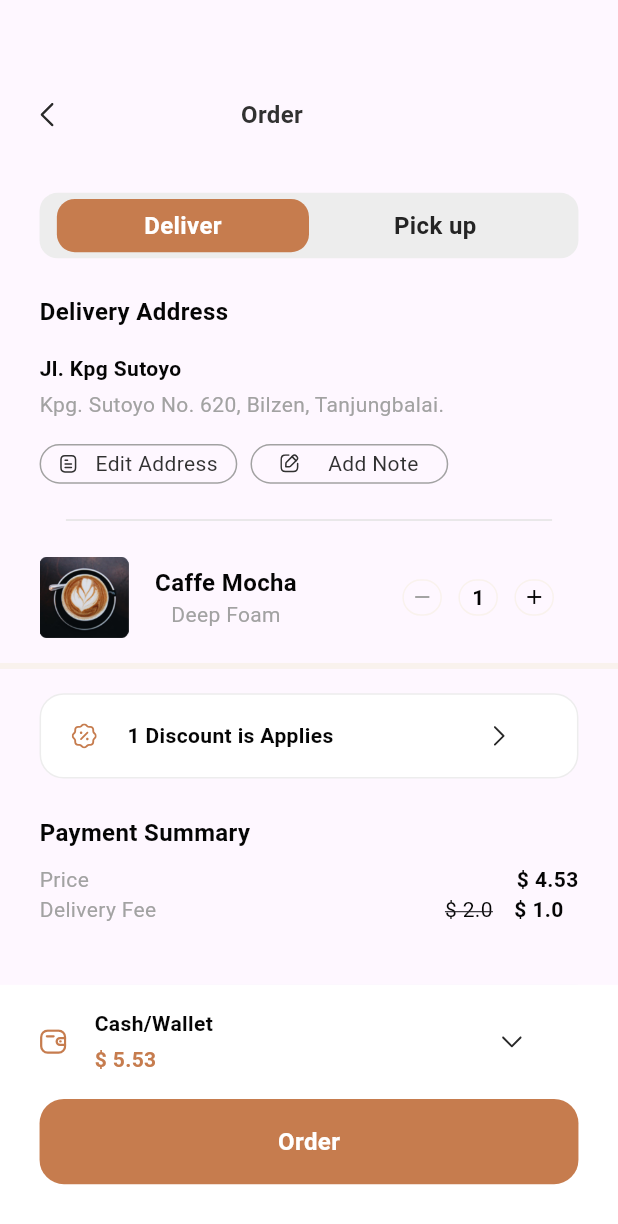
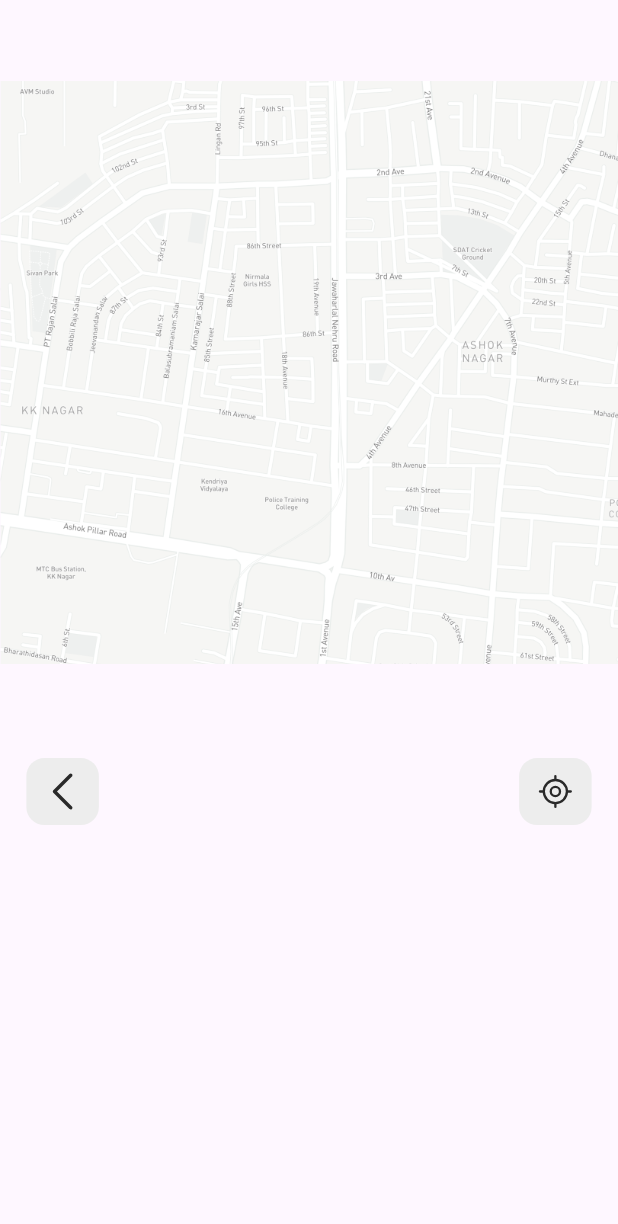
Before and after one commit to mahaabdulla/coffee_app, a Flutter app: the OrderBody screen opened directly, after a tap on "Order", on a phone screen of 412 x 824 dp. Shown: the top 1224 px of the screen. Run offline on Flutter 3.47's test engine with Material 3 defaults, Android fonts, the phone set to English and light mode, and no system bars; our stand-ins replace flutter_bloc, flutter_screenutil, flutter_svg.

Commit message:
add map model

```diff
--- a/lib/core/const/svg_images.dart
+++ b/lib/core/const/svg_images.dart
@@ -15,3 +15,4 @@ const String discountIconSvg = '${root}Discount.svg';
 const String righttIconSvg = '${root}Arrow - Right 2.svg';
 const String arrowDownIconSvg = '${root}Arrow - Down 2.svg';
 const String walletIconSvg = '${root}Wallet.svg';
+const String gpsIconSvg = '${root}gps.svg';
--- a/lib/core/routes/route.dart
+++ b/lib/core/routes/route.dart
@@ -1,6 +1,7 @@
 import 'package:coffee_app/core/routes/route_name.dart';
 import 'package:coffee_app/feature/pages/details/detail_page.dart';
 import 'package:coffee_app/feature/pages/home/home_page.dart';
+import 'package:coffee_app/feature/pages/map/map_page.dart';
 import 'package:coffee_app/feature/pages/onBoarding/onboarding_page.dart';
 import 'package:coffee_app/feature/pages/order/order_page.dart';
 import 'package:flutter/material.dart';
@@ -16,7 +17,8 @@ class AppRoute {
         return MaterialPageRoute(builder: (ctx) => DetailPage());
       case ORDER:
         return MaterialPageRoute(builder: (ctx) => OrderPage());
-
+      case MAP:
+        return MaterialPageRoute(builder: (ctx) => MapPage());
       default:
         return MaterialPageRoute(
           builder:
--- a/lib/core/routes/route_name.dart
+++ b/lib/core/routes/route_name.dart
@@ -2,3 +2,4 @@ const String ONBOARDING = '/onboarding';
 const String HOME = '/home';
 const String DETAIL = '/detail';
 const String ORDER = '/order';
+const String MAP = '/map';
--- /dev/null
+++ b/lib/feature/pages/map/cubit/map_cubit.dart
@@ -0,0 +1,11 @@
+import 'package:flutter_bloc/flutter_bloc.dart';
+
+part 'map_state.dart';
+
+class MapCubit extends Cubit<MapState> {
+  MapCubit() : super(MapInitial());
+
+  void navigateBack() {}
+
+  void getCurrentLocation() {}
+}
--- /dev/null
+++ b/lib/feature/pages/map/cubit/map_state.dart
@@ -0,0 +1,5 @@
+part of 'map_cubit.dart';
+
+abstract class MapState {}
+
+class MapInitial extends MapState {}
--- /dev/null
+++ b/lib/feature/pages/map/map_page.dart
@@ -0,0 +1,11 @@
+import 'package:coffee_app/feature/pages/map/widget/map_body.dart';
+import 'package:flutter/material.dart';
+
+class MapPage extends StatelessWidget {
+  const MapPage({super.key});
+
+  @override
+  Widget build(BuildContext context) {
+    return MapBody();
+  }
+}
--- /dev/null
+++ b/lib/feature/pages/map/widget/map_body.dart
@@ -0,0 +1,98 @@
+import 'package:coffee_app/core/const/svg_images.dart';
+import 'package:coffee_app/feature/pages/map/cubit/map_cubit.dart';
+import 'package:flutter/material.dart';
+import 'package:flutter_bloc/flutter_bloc.dart';
+import 'package:flutter_screenutil/flutter_screenutil.dart';
+import 'package:flutter_svg/flutter_svg.dart';
+
+class MapBody extends StatelessWidget {
+  const MapBody({super.key});
+
+  @override
+  Widget build(BuildContext context) {
+    return BlocProvider(
+      create: (context) => MapCubit(),
+      child: BlocBuilder<MapCubit, MapState>(
+        builder: (context, state) {
+          return SafeArea(
+            child: Scaffold(
+              body: Column(
+                children: [
+                  SizedBox(
+                    width: 375.w,
+                    height: 490.h,
+                    child: Image.asset('assets/png_images/Maps.png'),
+                  ),
+                  Expanded(
+                    child: Stack(
+                      children: [
+                        Positioned(
+                          top: 0,
+                          left: 0,
+                          right: 0,
+                          child: Padding(
+                            padding: EdgeInsets.symmetric(
+                              horizontal: 16.w,
+                              vertical: 8.h,
+                            ),
+                            child: Row(
+                              mainAxisAlignment: MainAxisAlignment.spaceBetween,
+                              children: [
+                                GestureDetector(
+                                  onTap:
+                                      () =>
+                                          context
+                                              .read<MapCubit>()
+                                              .navigateBack(),
+                                  child: Container(
+                                    padding: EdgeInsets.all(10),
+                                    width: 44.w,
+                                    height: 44.h,
+                                    decoration: BoxDecoration(
+                                      color: Color(0XFFededed),
+                                      borderRadius: BorderRadius.circular(12),
+                                    ),
+                                    child: SvgPicture.asset(
+                                      arrowLeft,
+                                      width: 24.w,
+                                      height: 24.h,
+                                    ),
+                                  ),
+                                ),
+                                GestureDetector(
+                                  onTap:
+                                      () =>
+                                          context
+                                              .read<MapCubit>()
+                                              .getCurrentLocation(),
+                                  child: Container(
+                                    padding: EdgeInsets.all(10),
+                                    width: 44.w,
+                                    height: 44.h,
+                                    decoration: BoxDecoration(
+                                      color: Color(0XFFededed),
+                                      borderRadius: BorderRadius.circular(12),
+                                    ),
+                                    child: SvgPicture.asset(
+                                      gpsIconSvg,
+                                      width: 24.w,
+                                      height: 24.h,
+                                    ),
+                                  ),
+                                ),
+                              ],
+                            ),
+                          ),
+                        ),
+                      ],
+                    ),
+                  ),
+                ],
+              ),
+            ),
+          );
+        },
+      ),
+    );
+  }
+}
--- a/lib/feature/pages/order/widget/order_body.dart
+++ b/lib/feature/pages/order/widget/order_body.dart
@@ -14,7 +14,6 @@ import 'package:coffee_app/feature/pages/order/widget/order_buttom_bar.dart';
 import 'package:coffee_app/feature/pages/order/widget/payment_wigdet.dart';
 import 'package:flutter/material.dart';
 import 'package:flutter_screenutil/flutter_screenutil.dart';
-import 'package:flutter_svg/flutter_svg.dart';
 
 class OrderBody extends StatelessWidget {
   const OrderBody({super.key});
--- a/lib/feature/pages/order/widget/order_buttom_bar.dart
+++ b/lib/feature/pages/order/widget/order_buttom_bar.dart
@@ -1,6 +1,7 @@
 import 'package:coffee_app/core/const/colors.dart';
 import 'package:coffee_app/core/const/svg_images.dart';
 import 'package:coffee_app/core/const/text.dart';
+import 'package:coffee_app/core/routes/route_name.dart';
 import 'package:coffee_app/feature/pages/onBoarding/widgets/brown_buttom.dart';
 import 'package:flutter/material.dart';
 import 'package:flutter_screenutil/flutter_screenutil.dart';
@@ -51,7 +52,14 @@ class OrderButtomBar extends StatelessWidget {
           SizedBox(height: 16),
           Row(
             children: [
-              BrownButton(text: 'Order', onTap: () {}, withl: 327, height: 56),
+              BrownButton(
+                text: 'Order',
+                onTap: () {
+                  Navigator.pushNamed(context, MAP);
+                },
+                withl: 327,
+                height: 56,
+              ),
             ],
           ),
         ],
--- a/pubspec.yaml
+++ b/pubspec.yaml
@@ -30,6 +30,7 @@ environment:
 dependencies:
   flutter:
     sdk: flutter
+  flutter_bloc: ^8.1.3
 
   # The following adds the Cupertino Icons font to your application.
   # Use with the CupertinoIcons class for iOS style icons.
```
Also changed, not shown: pubspec.lock.
